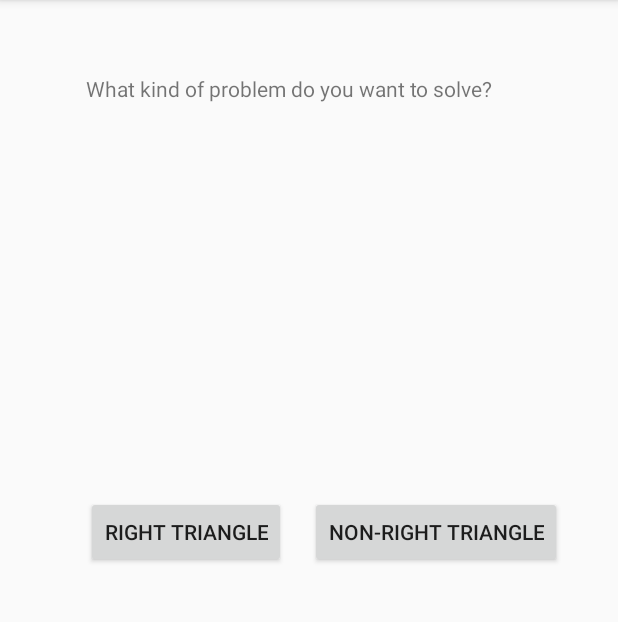
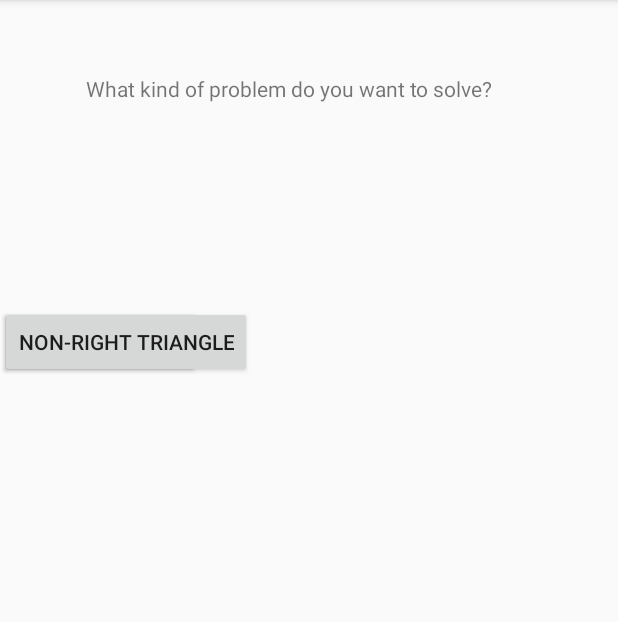
Before and after one commit to marcelnerd/TriggyBoiApp, an Android app: the screen it shows after launch (MainActivity), on a phone screen of 412 x 824 dp, the part 84-706 px from its top. Run offline under Robolectric (Android 15) with nearby library versions, the light colour scheme and no system bars.

Commit message:
A couple minor bug fixes.

```diff
--- a/app/src/main/java/com/example/cameron/triggyboi/MainActivity.java
+++ b/app/src/main/java/com/example/cameron/triggyboi/MainActivity.java
@@ -1,3 +1,10 @@
+/*
+Author and Creator: Damien Q
+This app is a trigonometry helper. Given parts of a triangle (right or non-right), it can solve for all the other parts possible
+
+
+ */
+
 package com.example.cameron.triggyboi;
 
 import android.content.Intent;
@@ -8,7 +15,7 @@ import android.widget.Button;
 
 public class MainActivity extends AppCompatActivity {
 
-    Button rightButton, nonRightButton;
+    Button rightButton, nonRightButton; // The opening screen simply allows the user to choose between solving a right or non-right triange.
 
     @Override
     protected void onCreate(Bundle savedInstanceState) {
--- a/app/src/main/res/layout/activity_main.xml
+++ b/app/src/main/res/layout/activity_main.xml
@@ -22,20 +22,21 @@
         android:layout_width="wrap_content"
         android:layout_height="wrap_content"
         android:layout_marginBottom="389dp"
-        android:layout_marginLeft="57dp"
-        android:layout_marginStart="57dp"
+        android:layout_marginTop="8dp"
         android:text="Right Triangle"
         app:layout_constraintBottom_toBottomOf="parent"
-        app:layout_constraintStart_toStartOf="parent" />
+        app:layout_constraintTop_toBottomOf="@+id/introText"
+        tools:layout_editor_absoluteX="57dp" />
 
     <Button
         android:id="@+id/nonRightButton"
         android:layout_width="wrap_content"
         android:layout_height="wrap_content"
         android:layout_marginBottom="389dp"
-        android:layout_marginLeft="16dp"
-        android:layout_marginStart="16dp"
+        android:layout_marginTop="8dp"
         android:text="Non-Right Triangle"
         app:layout_constraintBottom_toBottomOf="parent"
-        app:layout_constraintStart_toEndOf="@+id/rightButton" />
+        app:layout_constraintTop_toBottomOf="@+id/introText"
+        tools:layout_editor_absoluteX="207dp" />
+
 </android.support.constraint.ConstraintLayout>
--- a/build.gradle
+++ b/build.gradle
@@ -7,7 +7,7 @@ buildscript {
         jcenter()
     }
     dependencies {
-        classpath 'com.android.tools.build:gradle:3.0.1'
+        classpath 'com.android.tools.build:gradle:3.1.1'
 
 
         // NOTE: Do not place your application dependencies here; they belong
```
Also changed, not shown: gradle/wrapper/gradle-wrapper.properties.
